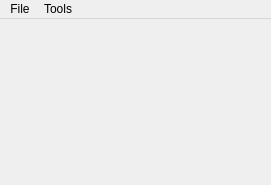
Above: editormainwindow.ui from cortega2/MJBakingQuest before the change. Below: the same form after it.
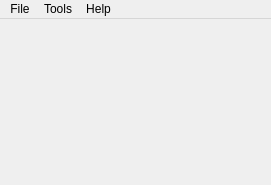
That is the form after the change.

Commit message: Implemented a snap to grid feature for sprites on the board. *it's intelligent, moving to the closest grid spot. Also added a usage dialog. All changes were level editor specific.

Patch:
```diff
--- a/editormainwindow.ui
+++ b/editormainwindow.ui
@@ -44,8 +44,16 @@
     </property>
     <addaction name="actionDraw_Grid_Lines"/>
    </widget>
+   <widget class="QMenu" name="menuHelp">
+    <property name="title">
+     <string>Help</string>
+    </property>
+    <addaction name="actionUsage"/>
+    <addaction name="actionCredits"/>
+   </widget>
    <addaction name="menuFile"/>
    <addaction name="menuTools"/>
+   <addaction name="menuHelp"/>
   </widget>
   <action name="actionOpen">
    <property name="text">
```
Left out of the diff: 10 changed lines with no effect on the pictures. The commit also changes 5 other files.
